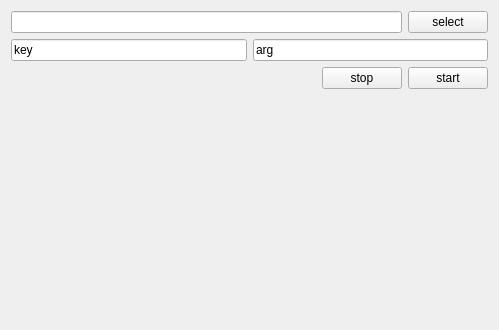
Above: Qt/MultiProcess20210223/form.ui from gongjianbo/MyTestCode before the change. Below: the same form after it.
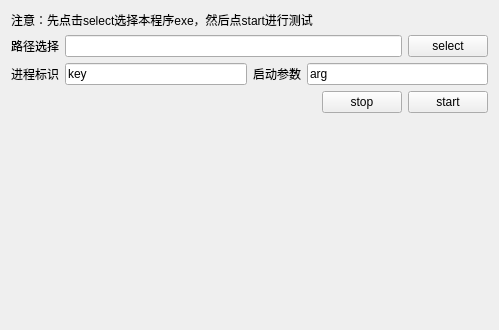
That is the form after the change.

```diff
--- a/Qt/MultiProcess20210223/form.ui
+++ b/Qt/MultiProcess20210223/form.ui
@@ -14,8 +14,22 @@
    <string>Form</string>
   </property>
   <layout class="QVBoxLayout" name="verticalLayout">
+   <item>
+    <widget class="QLabel" name="label_4">
+     <property name="text">
+      <string>注意：先点击select选择本程序exe，然后点start进行测试</string>
+     </property>
+    </widget>
+   </item>
    <item>
     <layout class="QHBoxLayout" name="horizontalLayout">
+     <item>
+      <widget class="QLabel" name="label">
+       <property name="text">
+        <string>路径选择</string>
+       </property>
+      </widget>
+     </item>
      <item>
       <widget class="QLineEdit" name="editPath">
        <property name="text">
@@ -34,6 +48,13 @@
    </item>
    <item>
     <layout class="QHBoxLayout" name="horizontalLayout_2">
+     <item>
+      <widget class="QLabel" name="label_2">
+       <property name="text">
+        <string>进程标识</string>
+       </property>
+      </widget>
+     </item>
      <item>
       <widget class="QLineEdit" name="editKey">
        <property name="text">
@@ -41,6 +62,13 @@
        </property>
       </widget>
      </item>
+     <item>
+      <widget class="QLabel" name="label_3">
+       <property name="text">
+        <string>启动参数</string>
+       </property>
+      </widget>
+     </item>
      <item>
       <widget class="QLineEdit" name="editArg">
        <property name="text">
```
Left out of the diff: 2 changed lines with no effect on the pictures.
